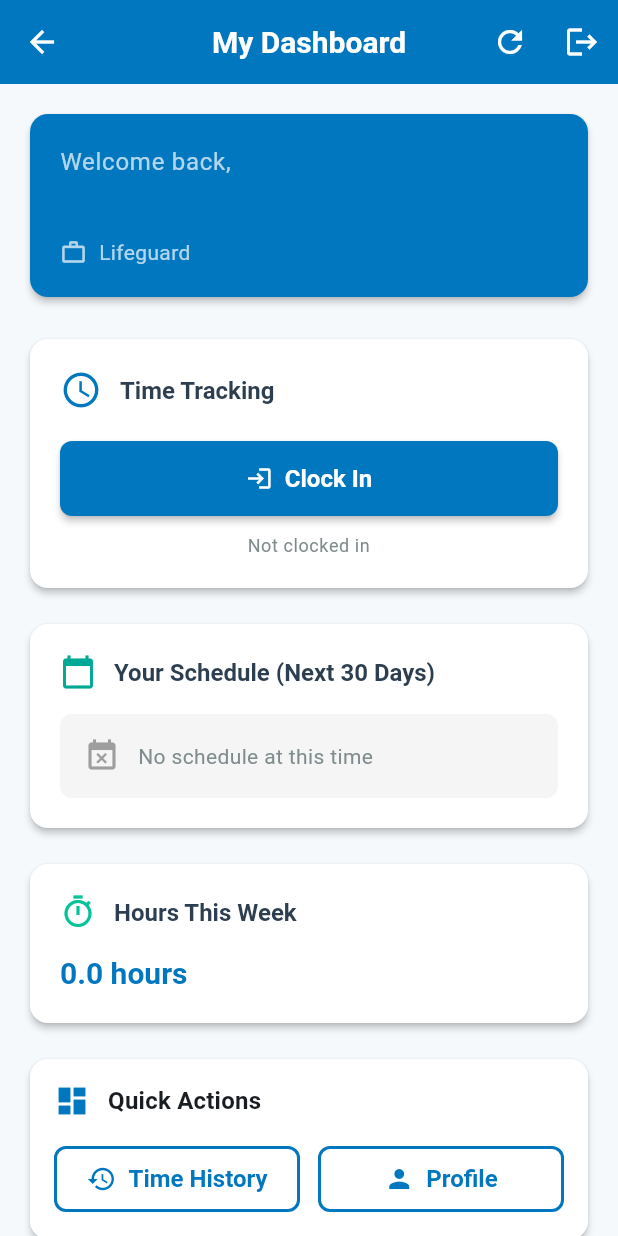
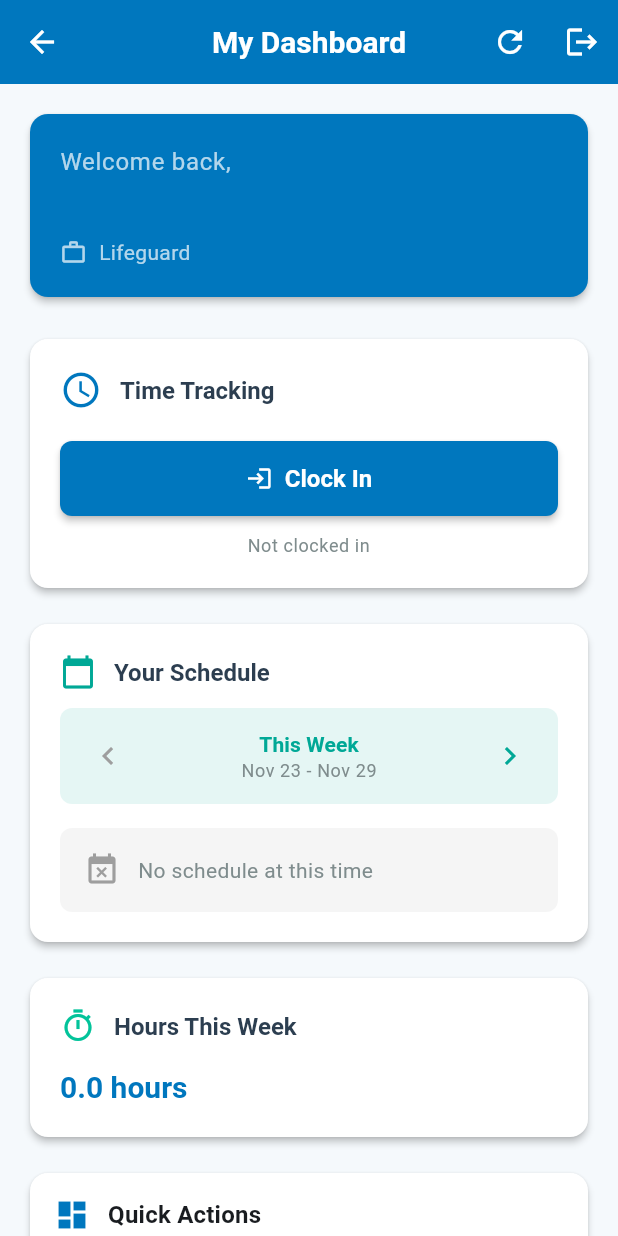
Before and after one commit to kopi111/G-Location-project-Flutter, a Flutter app: the LifeguardDashboard screen opened directly with empty values, on a phone screen of 412 x 824 dp. Run offline on Flutter 3.47's test engine with Material 3 defaults, Android fonts, the phone set to English and light mode, and no system bars; our stand-ins replace dio, equatable, flutter_bloc, geocoding, geolocator, hive and 2 more; accounts and stored records are empty; network calls fail.

Commit message:
Add weekly schedule navigation with Sun-Sat view
- Display current week schedule (Sunday to Saturday)
- Add navigation arrows to browse weeks
- Support viewing up to 4 weeks ahead (1 month)
- Show week label (This Week, Next Week, Week 3, etc.)
- Display date range (e.g., Nov 23 - Nov 29)

🤖 Generated with [Claude Code](https://claude.com/claude-code)

Co-Authored-By: Claude <noreply@anthropic.com>

```diff
--- a/lib/screens/dashboard/lifeguard_dashboard.dart
+++ b/lib/screens/dashboard/lifeguard_dashboard.dart
@@ -36,6 +36,9 @@ class _LifeguardDashboardState extends State<LifeguardDashboard> {
   Map<String, dynamic>? _scheduleData;
   bool _isLoadingStatus = true;
   bool _isLoadingSchedule = true;
+  int _currentWeekOffset = 0; // 0 = current week, 1 = next week, etc.
+  int? _actualUserId; // Store actual userId from server
+  static const int _maxWeekOffset = 4; // Allow viewing up to 4 weeks ahead (1 month)
 
   @override
   void initState() {
@@ -71,29 +74,72 @@ class _LifeguardDashboardState extends State<LifeguardDashboard> {
         setState(() {
           _userStatus = status;
           _isLoadingStatus = false;
+          _actualUserId = status['userId'] ?? widget.user.userId;
         });
         // Load schedule with actual userId from server
-        _loadSchedule(status['userId'] ?? widget.user.userId);
+        _loadScheduleForWeek();
       }
     } catch (e) {
       if (mounted) {
         setState(() {
           _isLoadingStatus = false;
+          _actualUserId = widget.user.userId;
         });
         // Fallback to cached userId
-        _loadSchedule(widget.user.userId);
+        _loadScheduleForWeek();
       }
     }
   }
 
-  Future<void> _loadSchedule(int userId) async {
+  // Get the start of the week (Sunday) for a given date
+  DateTime _getWeekStart(DateTime date) {
+    return date.subtract(Duration(days: date.weekday % 7));
+  }
+
+  // Get the end of the week (Saturday) for a given date
+  DateTime _getWeekEnd(DateTime date) {
+    final weekStart = _getWeekStart(date);
+    return weekStart.add(const Duration(days: 6));
+  }
+
+  // Get week dates based on offset
+  (DateTime, DateTime) _getWeekDates() {
+    final now = DateTime.now();
+    final targetDate = now.add(Duration(days: _currentWeekOffset * 7));
+    final weekStart = _getWeekStart(targetDate);
+    final weekEnd = _getWeekEnd(targetDate);
+    return (weekStart, weekEnd);
+  }
+
+  void _goToPreviousWeek() {
+    if (_currentWeekOffset > 0) {
+      setState(() {
+        _currentWeekOffset--;
+        _isLoadingSchedule = true;
+      });
+      _loadScheduleForWeek();
+    }
+  }
+
+  void _goToNextWeek() {
+    if (_currentWeekOffset < _maxWeekOffset) {
+      setState(() {
+        _currentWeekOffset++;
+        _isLoadingSchedule = true;
+      });
+      _loadScheduleForWeek();
+    }
+  }
+
+  Future<void> _loadScheduleForWeek() async {
+    if (_actualUserId == null) return;
+
     try {
-      final now = DateTime.now();
-      final endDate = now.add(const Duration(days: 30)); // Show 1 month of schedule
+      final (weekStart, weekEnd) = _getWeekDates();
       final schedule = await _userService.getUserSchedule(
-        userId,
-        startDate: now,
-        endDate: endDate,
+        _actualUserId!,
+        startDate: weekStart,
+        endDate: weekEnd,
       );
       if (mounted) {
         setState(() {
@@ -473,12 +519,20 @@ class _LifeguardDashboardState extends State<LifeguardDashboard> {
   }
 
   Widget _buildScheduleCard(BuildContext context) {
+    final (weekStart, weekEnd) = _getWeekDates();
+    final weekLabel = _currentWeekOffset == 0
+        ? 'This Week'
+        : _currentWeekOffset == 1
+            ? 'Next Week'
+            : 'Week ${_currentWeekOffset + 1}';
+
     return Card(
       child: Padding(
         padding: const EdgeInsets.all(20.0),
         child: Column(
           crossAxisAlignment: CrossAxisAlignment.start,
           children: [
+            // Header with title
             Row(
               children: [
                 Icon(
@@ -488,12 +542,57 @@ class _LifeguardDashboardState extends State<LifeguardDashboard> {
                 ),
                 const SizedBox(width: 12),
                 Text(
-                  'Your Schedule (Next 30 Days)',
+                  'Your Schedule',
                   style: Theme.of(context).textTheme.titleLarge?.copyWith(
                         fontWeight: FontWeight.bold,
                       ),
                 ),
               ],
+            ),
+            const SizedBox(height: 12),
+            // Week navigation
+            Container(
+              padding: const EdgeInsets.symmetric(horizontal: 8, vertical: 8),
+              decoration: BoxDecoration(
+                color: AppTheme.secondaryTeal.withOpacity(0.1),
+                borderRadius: BorderRadius.circular(8),
+              ),
+              child: Row(
+                mainAxisAlignment: MainAxisAlignment.spaceBetween,
+                children: [
+                  IconButton(
+                    icon: Icon(
+                      Icons.chevron_left,
+                      color: _currentWeekOffset > 0 ? AppTheme.secondaryTeal : Colors.grey,
+                    ),
+                    onPressed: _currentWeekOffset > 0 ? _goToPreviousWeek : null,
+                  ),
+                  Column(
+                    children: [
+                      Text(
+                        weekLabel,
+                        style: Theme.of(context).textTheme.titleSmall?.copyWith(
+                              fontWeight: FontWeight.bold,
+                              color: AppTheme.secondaryTeal,
+                            ),
+                      ),
+                      Text(
+                        '${DateFormat('MMM d').format(weekStart)} - ${DateFormat('MMM d').format(weekEnd)}',
+                        style: Theme.of(context).textTheme.bodySmall?.copyWith(
+                              color: AppTheme.textSecondary,
+                            ),
+                      ),
+                    ],
+                  ),
+                  IconButton(
+                    icon: Icon(
+                      Icons.chevron_right,
+                      color: _currentWeekOffset < _maxWeekOffset ? AppTheme.secondaryTeal : Colors.grey,
+                    ),
+                    onPressed: _currentWeekOffset < _maxWeekOffset ? _goToNextWeek : null,
+                  ),
+                ],
+              ),
             ),
             const SizedBox(height: 16),
             _isLoadingSchedule
```
